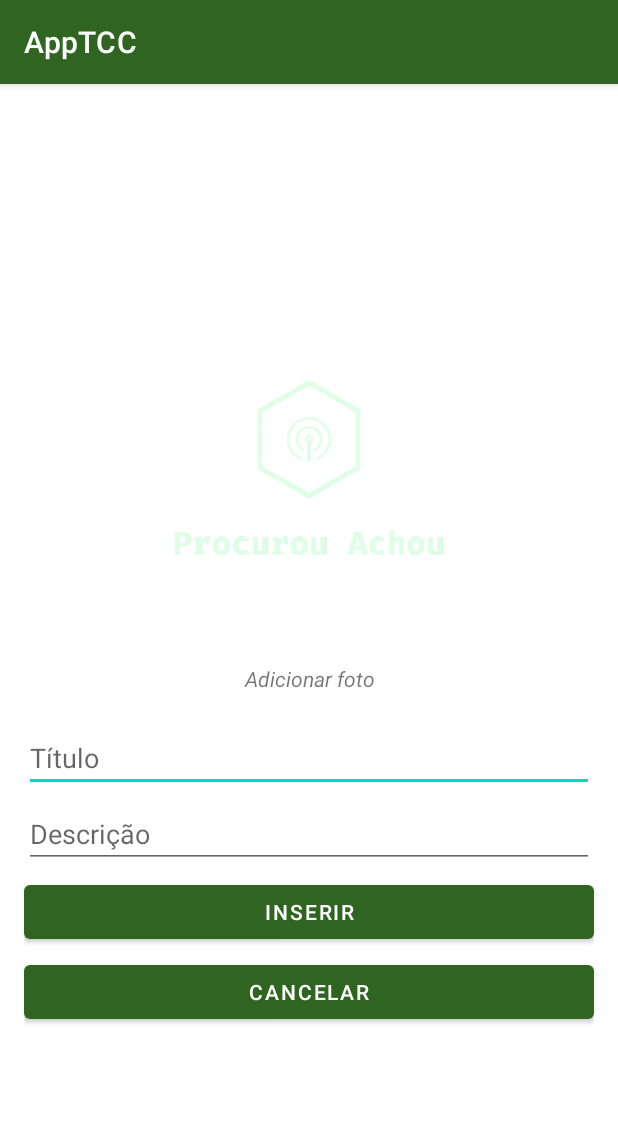
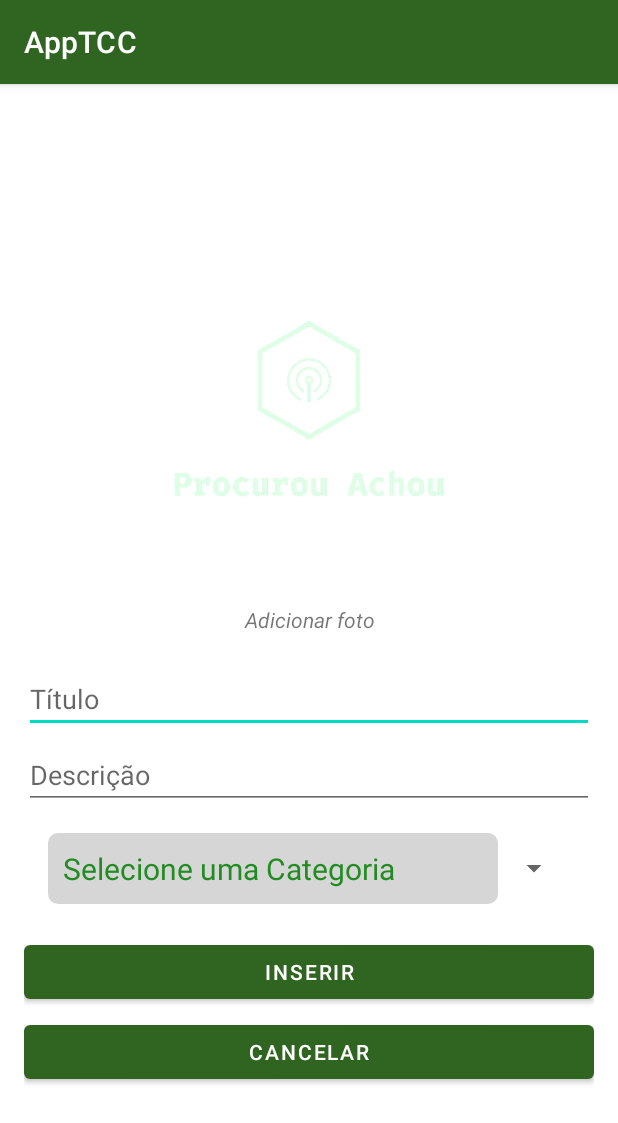
Before and after one commit to reginaldo-basilio/ProjetoTCC, an Android app: the CreateAdsActivity screen opened directly, with no data from a screen before it, after a tap on an icon or button, on a phone screen of 412 x 824 dp. Shown: the top 1123 px of the screen. Run offline under Robolectric (Android 15) with nearby library versions, the phone set to English and light mode, and no system bars; our stand-ins replace Firebase (no records; nobody signed in at launch, a user with empty details on screens opened directly); libraries missing offline, so code that uses them is left out: com.beardedhen.androidbootstrap; plain views replace BootstrapButton, BootstrapEditText; 6 statements that could not run were skipped.

Commit message:
Incluindo spinner para categoria na tela de criar anuncios. Funcionando

```diff
--- a/app/src/main/java/com/example/apptcc/Activity/CreateAdsActivity.java
+++ b/app/src/main/java/com/example/apptcc/Activity/CreateAdsActivity.java
@@ -12,7 +12,9 @@ import android.os.Bundle;
 import android.provider.MediaStore;
 import android.util.Log;
 import android.view.View;
+import android.widget.ArrayAdapter;
 import android.widget.ImageView;
+import android.widget.Spinner;
 import android.widget.Toast;
 
 import com.beardedhen.androidbootstrap.BootstrapButton;
@@ -42,6 +44,7 @@ public class CreateAdsActivity extends AppCompatActivity {
     private ImageView imgAds;
     private BootstrapEditText edtTitle, edtDescription;
     private BootstrapButton btnInsert, btnCancel;
+    private Spinner spAdsCategory;
     private Uri mUri;
 
     private FirebaseStorage storage;
@@ -52,6 +55,8 @@ public class CreateAdsActivity extends AppCompatActivity {
     private StorageReference storageRef;
     private FirebaseDatabase database;
     private Ads ads;
+
+    private String[] adsCategoryListSpinner = new String []{"Selecione uma Categoria", "Animais", "Eletrônicos", "Esportes", "Veículos", "Construção"};
 
     @Override
     protected void onCreate(Bundle savedInstanceState) {
@@ -65,6 +70,7 @@ public class CreateAdsActivity extends AppCompatActivity {
         imgAds = (ImageView) findViewById(R.id.imgAds);
         edtTitle = (BootstrapEditText) findViewById(R.id.edtTitle);
         edtDescription = (BootstrapEditText) findViewById(R.id.edtDescription);
+        spAdsCategory = (Spinner) findViewById(R.id.spAdsCategory);
         btnInsert = (BootstrapButton) findViewById(R.id.btnInsert);
         btnCancel = (BootstrapButton) findViewById(R.id.btnCancel);
 
@@ -121,6 +127,8 @@ public class CreateAdsActivity extends AppCompatActivity {
             }
         });
 
+        fillSpinner();
+
     }
 
     private void createAds(String url){
@@ -129,6 +137,7 @@ public class CreateAdsActivity extends AppCompatActivity {
         ads.setDescription(edtDescription.getText().toString());
         ads.setUidAds(userAuth.getUid());
         ads.setUrl(url);
+        ads.setCategory(spAdsCategory.getSelectedItem().toString());
         myRef = database.getReference("ads");
         String key = myRef.child("ads").push().getKey();
         ads.setKeyAds(key);
@@ -172,4 +181,13 @@ public class CreateAdsActivity extends AppCompatActivity {
         startActivityForResult(intent, 0);
     }
 
+    @SuppressLint("WrongConstant")
+    private void fillSpinner(){
+        //spState.setAdapter(new ArrayAdapter<String>(getApplicationContext(),R.layout.support_simple_spinner_dropdown_item, stateListSpinner));
+
+        ArrayAdapter<String> adsCategoryAdapter = new ArrayAdapter<String>(this, R.layout.spinner_layout_with_border, adsCategoryListSpinner);
+        spAdsCategory.setAdapter(adsCategoryAdapter);
+
+    }
+
 }
--- a/app/src/main/java/com/example/apptcc/Activity/MainSerachActivity.java
+++ b/app/src/main/java/com/example/apptcc/Activity/MainSerachActivity.java
@@ -74,7 +74,7 @@ public class MainSerachActivity extends AppCompatActivity {
             }
         });
 
-        fillStateSpinner();
+        fillSpinners();
 
     }
 
@@ -135,7 +135,7 @@ public class MainSerachActivity extends AppCompatActivity {
     }
 
     @SuppressLint("WrongConstant")
-    private void fillStateSpinner(){
+    private void fillSpinners(){
         //spState.setAdapter(new ArrayAdapter<String>(getApplicationContext(),R.layout.support_simple_spinner_dropdown_item, stateListSpinner));
 
         ArrayAdapter<String> stateAdapter = new ArrayAdapter<String>(this, R.layout.spinner_layout_with_border, stateListSpinner);
--- a/app/src/main/res/layout/activity_create_ads.xml
+++ b/app/src/main/res/layout/activity_create_ads.xml
@@ -49,6 +49,13 @@
         android:layout_marginTop="5dp"
         app:roundedCorners="true" />
 
+    <Spinner
+        android:id="@+id/spAdsCategory"
+        android:layout_width="match_parent"
+        android:layout_height="wrap_content"
+        android:layout_margin="16dp"
+        tools:ignore="MissingConstraints" />
+
     <com.beardedhen.androidbootstrap.BootstrapButton
         android:id="@+id/btnInsert"
         android:layout_width="match_parent"
```
Also changed, not shown: app/src/main/java/com/example/apptcc/Entities/Ads.java (+13 -2 lines).
